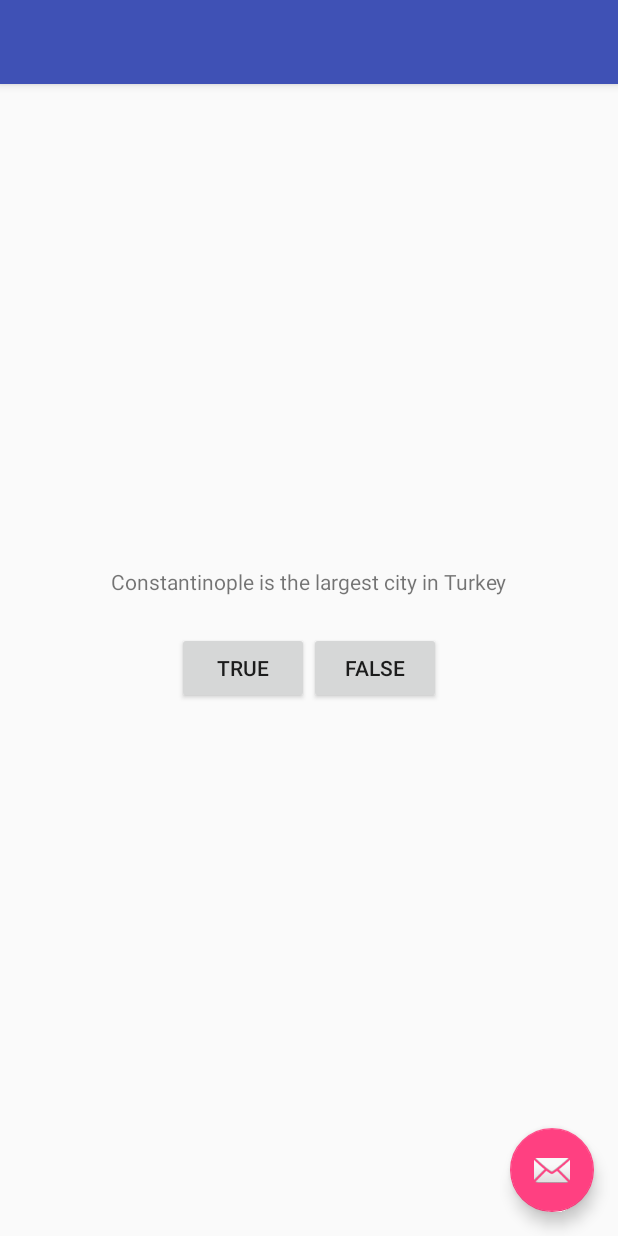
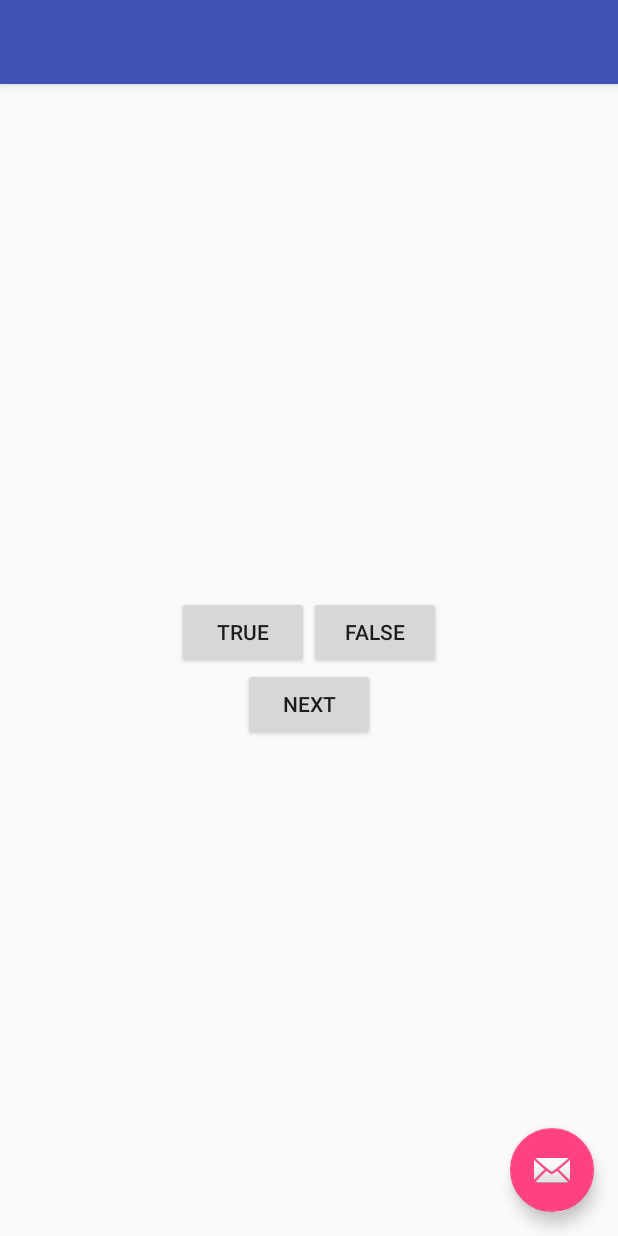
Before and after one commit to luispedraza/big_nerd_android, an Android app: the screen it shows after launch (QuizActivity), on a phone screen of 412 x 824 dp. Run offline under Robolectric (Android 15) with nearby library versions, the phone set to English and light mode, and no system bars.

Commit message:
updated layout and questions json

```diff
--- a/GeoQuiz/app/src/main/res/layout/content_quiz.xml
+++ b/GeoQuiz/app/src/main/res/layout/content_quiz.xml
@@ -16,10 +16,11 @@
     >
 
     <TextView
+        android:id="@+id/question_text_view"
         android:layout_width="wrap_content"
         android:layout_height="wrap_content"
         android:padding="24dp"
-        android:text="@string/question_text"/>
+        />
     <LinearLayout
         android:layout_width="wrap_content"
         android:layout_height="wrap_content"
@@ -39,4 +40,10 @@
             android:text="@string/false_button"/>
     </LinearLayout>
 
+    <Button
+        android:id="@+id/next_button"
+        android:text="@string/next_button"
+        android:layout_width="wrap_content"
+        android:layout_height="wrap_content"/>
+
 </LinearLayout>
--- a/GeoQuiz/app/src/main/res/values/strings.xml
+++ b/GeoQuiz/app/src/main/res/values/strings.xml
@@ -7,4 +7,5 @@
 
     <string name="correct_toast">Correct!</string>
     <string name="incorrect_toast">Incorrect!</string>
+    <string name="next_button">NEXT</string>
 </resources>
```
Also changed, not shown: GeoQuiz/app/src/main/res/raw/questions.json (added, +22 -0 lines).
